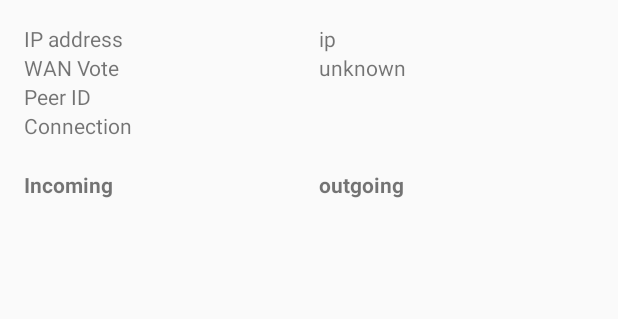
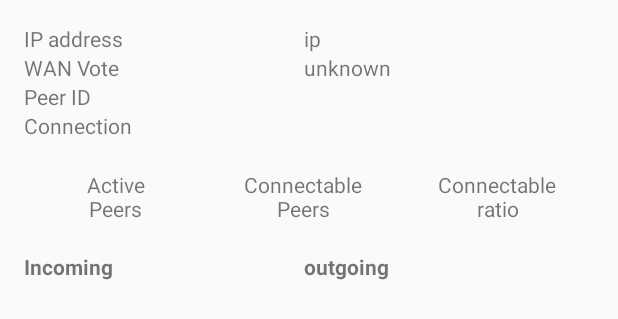
Before and after one commit to Tribler/app-to-app-communicator, an Android app: the layout activity_overview.xml on its own in the app's theme, with its tools: preview values and no code run, on a phone screen of 412 x 824 dp. Shown: the top 319 px of the screen. Run offline under Robolectric (Android 15) with nearby library versions, the phone set to English and light mode, and no system bars.

Commit message:
Add peer stats

```diff
--- a/app/src/main/res/layout/activity_overview.xml
+++ b/app/src/main/res/layout/activity_overview.xml
@@ -8,22 +8,22 @@
                 tools:context="org.tribler.app_to_appcommunicator.OverviewActivity">
 
     <TableLayout
-        android:paddingLeft="@dimen/activity_horizontal_margin"
-        android:paddingRight="@dimen/activity_horizontal_margin"
         android:id="@+id/overviewButtons"
         android:layout_width="match_parent"
-        android:layout_height="wrap_content">
+        android:layout_height="wrap_content"
+        android:paddingLeft="@dimen/activity_horizontal_margin"
+        android:paddingRight="@dimen/activity_horizontal_margin">
 
         <TableRow>
 
             <TextView
                 android:layout_weight="1"
-                android:text="@string/ip_address" />
+                android:text="@string/ip_address"/>
 
             <TextView
                 android:id="@+id/local_ip_address_view"
                 android:layout_weight="1"
-                android:text="@string/ip" />
+                android:text="@string/ip"/>
 
         </TableRow>
 
@@ -31,12 +31,12 @@
 
             <TextView
                 android:layout_weight="1"
-                android:text="@string/wan_vote" />
+                android:text="@string/wan_vote"/>
 
             <TextView
                 android:id="@+id/wanvote"
                 android:layout_weight="1"
-                android:text="@string/unknown" />
+                android:text="@string/unknown"/>
 
         </TableRow>
 
@@ -44,12 +44,12 @@
 
             <TextView
                 android:layout_weight="1"
-                android:text="@string/peer_id" />
+                android:text="@string/peer_id"/>
 
             <TextView
                 android:id="@+id/peer_id"
                 android:layout_weight="1"
-                android:text="" />
+                android:text=""/>
 
         </TableRow>
 
@@ -57,49 +57,89 @@
 
             <TextView
                 android:layout_weight="1"
-                android:text="@string/connection" />
+                android:text="@string/connection"/>
 
             <TextView
                 android:id="@+id/connection_type"
+                android:layout_marginBottom="20dp"
                 android:layout_weight="1"
-                android:layout_marginBottom="20dp"
-                android:text="" />
+                android:text=""/>
 
+        </TableRow>
+        <TableRow>
+            <TextView
+                android:layout_weight="0.33"
+                android:textAlignment="center"
+                android:text="@string/active_peers"/>
+
+            <TextView
+                android:layout_weight="0.33"
+                android:textAlignment="center"
+                android:text="@string/connectable_peers"/>
+
+            <TextView
+                android:layout_weight="0.33"
+                android:textAlignment="center"
+                android:text="@string/connectable_ratio"/>
+        </TableRow>
+
+        <TableRow>
+            <TextView
+                android:textAlignment="center"
+                android:layout_weight="0.33"
+                android:textStyle="bold"
+                android:id="@+id/active_peers"
+                android:text=""/>
+
+            <TextView
+                android:textAlignment="center"
+                android:layout_weight="0.33"
+                android:textStyle="bold"
+                android:id="@+id/connectable_peers"
+                android:text=""/>
+
+            <TextView
+                android:textAlignment="center"
+                android:layout_weight="0.33"
+                android:textStyle="bold"
+                android:id="@+id/connectable_ratio"
+                android:text=""/>
         </TableRow>
 
         <TableRow>
 
             <TextView
                 android:layout_weight="1"
-                android:textStyle="bold"
-                android:text="@string/incoming" />
+                android:text="@string/incoming"
+                android:textStyle="bold"/>
 
             <TextView
                 android:layout_weight="1"
-                android:textStyle="bold"
-                android:text="@string/outgoing" />
+                android:text="@string/outgoing"
+                android:textStyle="bold"/>
 
         </TableRow>
     </TableLayout>
 
     <TableLayout
         android:id="@+id/lists"
-        android:layout_below="@id/overviewButtons"
         android:layout_width="match_parent"
-        android:layout_height="wrap_content">
+        android:layout_height="wrap_content"
+        android:layout_below="@id/overviewButtons">
+
         <TableRow>
 
             <ListView
                 android:id="@+id/incoming_peer_connection_list_view"
                 android:layout_width="0dp"
                 android:layout_height="wrap_content"
-                android:layout_weight="1" />
+                android:layout_weight="1"/>
 
             <ListView
                 android:id="@+id/outgoing_peer_connection_list_view"
                 android:layout_width="0dp"
                 android:layout_height="wrap_content"
-                android:layout_weight="1" />
+                android:layout_weight="1"/>
         </TableRow>
 
     </TableLayout>
--- a/app/src/main/res/values/strings.xml
+++ b/app/src/main/res/values/strings.xml
@@ -16,4 +16,7 @@
     <string name="incoming">Incoming</string>
     <string name="outgoing">outgoing</string>
     <string name="connection">Connection</string>
+    <string name="connectable_ratio">Connectable\nratio</string>
+    <string name="connectable_peers">Connectable\nPeers</string>
+    <string name="active_peers">Active\nPeers</string>
 </resources>
--- a/build.gradle
+++ b/build.gradle
@@ -5,7 +5,7 @@ buildscript {
         jcenter()
     }
     dependencies {
-        classpath 'com.android.tools.build:gradle:2.1.0'
+        classpath 'com.android.tools.build:gradle:2.1.2'
 
         // NOTE: Do not place your application dependencies here; they belong
         // in the individual module build.gradle files
```
Also changed, not shown: app/src/main/java/org/tribler/app_to_appcommunicator/OverviewActivity.java (+43 -18 lines), app/src/main/java/org/tribler/app_to_appcommunicator/Peer.java (+19 -4 lines), app/src/main/java/org/tribler/app_to_appcommunicator/PeerListAdapter.java (+14 -0 lines). Lines whose indentation alone changed are shown as unchanged.
